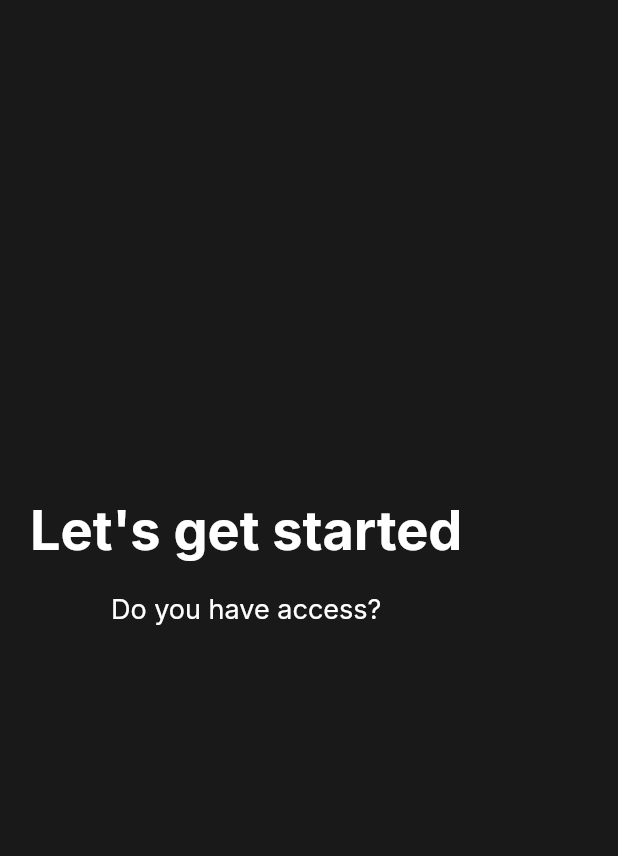
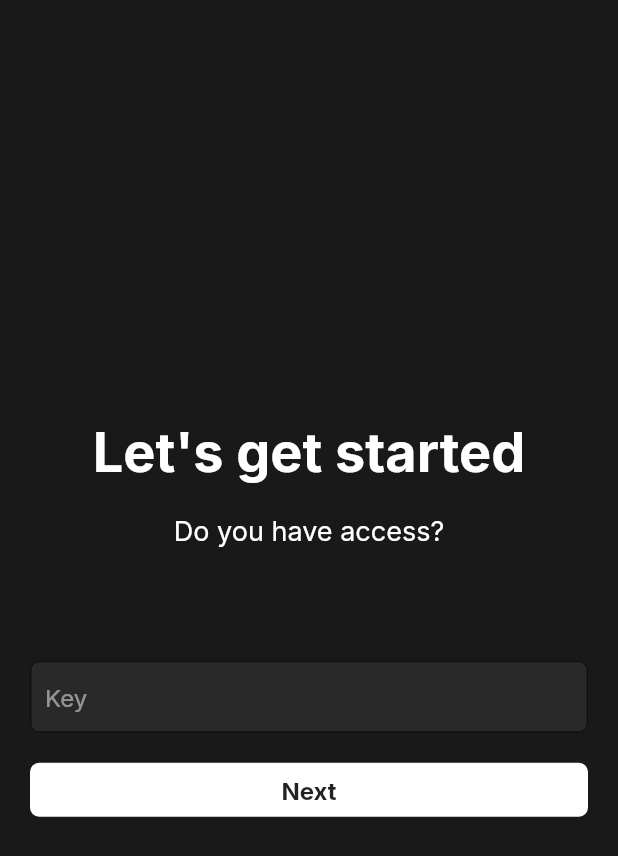
Before and after one commit to adamaho/flutter-fun, a Flutter app: the screen it shows after launch, after a tap on "Sign up", on a phone screen of 412 x 824 dp. Shown: the top 856 px of the screen. Run offline on Flutter 3.47's test engine with Material 2 defaults, Android fonts, the phone set to English and light mode, and no system bars; our stand-ins replace google_fonts; generated files the repository leaves out were written again.

Commit message:
adding some more stuff

```diff
--- a/lib/views/key.dart
+++ b/lib/views/key.dart
@@ -1,10 +1,34 @@
+import 'dart:convert';
+
 import 'package:flutter/material.dart';
 import 'package:flutter/cupertino.dart';
 
-import 'common.dart';
 import '../widgets/common.dart';
 
-class KeyView extends StatelessWidget {
+class CheckKey {
+  final String key;
+
+  CheckKey(this.key);
+
+  Map<String, dynamic> toJson() => {
+    'key': key,
+  };
+
+  void submit() {
+    print('submit');
+  }
+}
+
+class KeyView extends StatefulWidget {
+  @override
+  _KeyViewState createState() => _KeyViewState();
+}
+
+class _KeyViewState extends State<KeyView> {
+  final _formKey = GlobalKey<FormState>();
+
+  String _key = '';
+
   @override
   Widget build(BuildContext context) {
     return Scaffold(
@@ -17,6 +41,41 @@ class KeyView extends StatelessWidget {
               title: "Let's get started",
               description: "Do you have access?",
             ),
+            Form(
+              key: _formKey,
+              child: Column(
+                crossAxisAlignment: CrossAxisAlignment.start,
+                children: <Widget>[
+                  FormInput(
+                    hintText: "Key",
+                    validator: (value) {
+                      if (value.isEmpty) {
+                        return "We need to check if you have access, enter your key.";
+                      }
+                      return null;
+                    },
+                    onSaved: (value) {
+                      setState(() {
+                        _key = value;
+                      });
+                    },
+                  ),
+                  Button(
+                    text: "Next",
+                    onPressed: () {
+                      print("submit");
+                      if (_formKey.currentState.validate()) {
+                        _formKey.currentState.save();
+
+                        var form = new CheckKey(_key);
+
+                        form.submit();
+                      }
+                    },
+                  ),
+                ],
+              ),
+            ),
           ],
         ),
       ),
--- a/lib/views/login.dart
+++ b/lib/views/login.dart
@@ -1,3 +1,5 @@
+import 'dart:convert';
+
 import 'package:flutter/material.dart';
 import 'package:flutter/cupertino.dart';
 
@@ -20,7 +22,7 @@ class LoginView extends StatelessWidget {
             LoginSignupForm(
               buttonSubmitText: "Login",
               onSubmit: (form) {
-                var json = form.toJson();
+                var json = jsonEncode(form);
 
                 print(json);
               },
--- a/lib/widgets/common/button.dart
+++ b/lib/widgets/common/button.dart
@@ -17,7 +17,7 @@ class Button extends StatelessWidget {
   Widget build(BuildContext context) {
     return SizedBox(
       width: double.infinity,
-      height: 42,
+      height: 36,
       child: FlatButton(
         child: Text(
           this.text,
```
Also changed, not shown: lib/views/common/login_signup_form.dart (+4 -16 lines).
